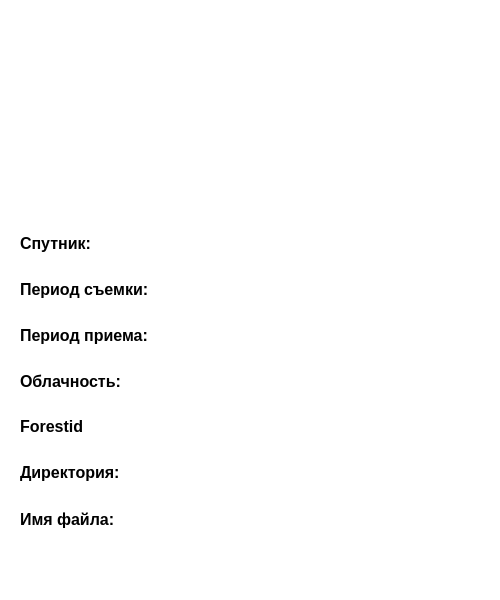
Qt form UI/infoWidget.ui (Quitzero/MyDiplom) before a commit.
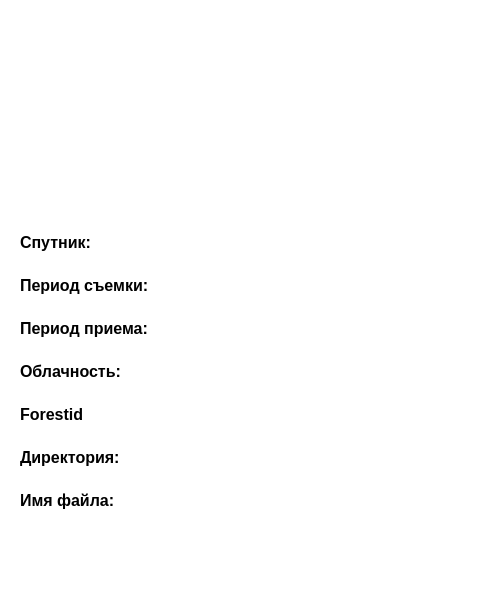
The same form after that commit. Icons and pictures are not drawn.

Diff of the .ui file:
```diff
--- a/UI/infoWidget.ui
+++ b/UI/infoWidget.ui
@@ -32,7 +32,7 @@
   </property>
   <layout class="QVBoxLayout" name="verticalLayout">
    <property name="bottomMargin">
-    <number>20</number>
+    <number>40</number>
    </property>
    <item>
     <layout class="QHBoxLayout" name="horizontalLayout">
@@ -124,7 +124,7 @@
         <x>0</x>
         <y>0</y>
         <width>482</width>
-        <height>363</height>
+        <height>343</height>
        </rect>
       </property>
       <layout class="QVBoxLayout" name="verticalLayout_2">
```
Left out of the diff: 3 changed lines with no effect on the pictures.
